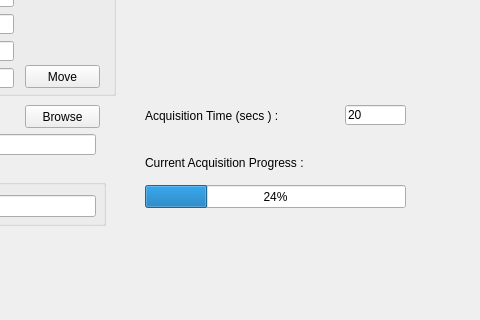
The window that gridscan_mainwin.ui (hgarbeil/pyAmptek) describes before a commit, drawn with Qt 5; both pictures show x 185 to 665 and y 245 to 565 of the 928 by 565 pixel window.
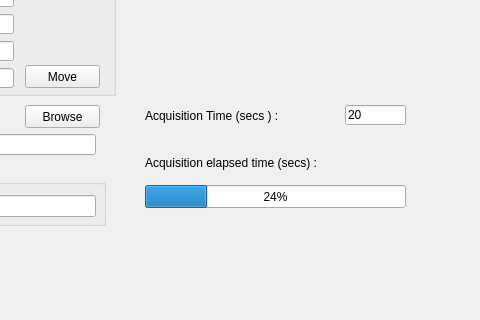
The same window after the commit. Custom widgets are drawn as their Qt base class.

Commit message: Progress Bar mod

Diff of the .ui file:
```diff
--- a/gridscan_mainwin.ui
+++ b/gridscan_mainwin.ui
@@ -467,7 +467,7 @@
      </rect>
     </property>
     <property name="text">
-     <string>Current Acquisition Progress :</string>
+     <string>Acquisition elapsed time (secs) :</string>
     </property>
    </widget>
   </widget>
```
